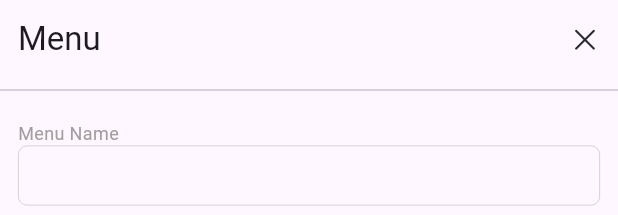
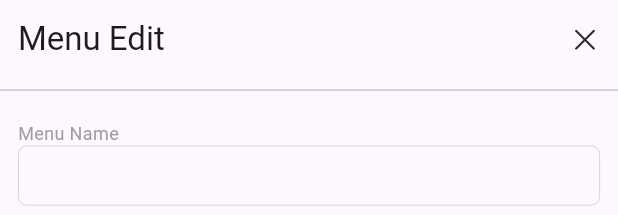
Before and after one commit to Ozberksenn/stock_management, a Flutter app: the FormView widget shown alone on an empty page, opened directly, on a phone screen of 412 x 824 dp. Shown: the top 215 px of the screen. Run offline on Flutter 3.47's test engine with Material 3 defaults, Android fonts, the phone set to English and light mode, and no system bars; drawn by our look-alikes of flutter_form_builder; our stand-ins replace dio, go_router, iconsax; missing offline and left inert: form_builder_extra_fields; network calls fail.

Commit message:
form updated

```diff
--- a/backofficestock/lib/view/form/form_view.dart
+++ b/backofficestock/lib/view/form/form_view.dart
@@ -1,6 +1,7 @@
 import 'package:backofficestock/core/widget/padding.dart';
 import 'package:backofficestock/view/form/form_provider.dart';
 import 'package:backofficestock/view/stock/stock_form/menu_form.dart';
+import 'package:backofficestock/view/stock/stock_provider.dart';
 import 'package:flutter/material.dart';
 import 'package:flutter_form_builder/flutter_form_builder.dart';
 import 'package:provider/provider.dart';
@@ -8,9 +9,17 @@ import 'widgets/form_footer.dart';
 import 'widgets/form_title_widget.dart';
 
 class FormView extends StatelessWidget {
+  final BuildContext dialogContext;
   final String? title;
   final String? route;
-  FormView({super.key, this.title, this.route});
+  final String? apiUrl;
+  FormView({
+    super.key,
+    this.title,
+    this.route,
+    required this.dialogContext,
+    this.apiUrl,
+  });
   final _formKey = GlobalKey<FormBuilderState>();
   @override
   Widget build(BuildContext context) {
@@ -18,11 +27,12 @@ class FormView extends StatelessWidget {
       create: (_) => FormProvider(),
       builder: (context, child) {
         FormProvider formProvider = context.read();
+        StockProvider stockProvider = dialogContext.read<StockProvider>();
         return FormBuilder(
           key: _formKey,
+          initialValue: stockProvider.selectedTab?.toJson() ?? {},
           child: Column(children: [
-            SizedBox(
-              child: Column(
+            Column(
               crossAxisAlignment: CrossAxisAlignment.start,
               children: [
                 FormTitle(title: title),
@@ -31,8 +41,8 @@ class FormView extends StatelessWidget {
                     value: 12.0, child: body(route ?? ''))
               ],
             ),
-            ),
-            FormFooter(onTap: () => formProvider.handleSaveButton(_formKey))
+            FormFooter(
+                onTap: () => formProvider.handleSaveButton(_formKey, apiUrl))
           ]),
         );
       },
--- a/backofficestock/lib/view/form/widgets/form_title_widget.dart
+++ b/backofficestock/lib/view/form/widgets/form_title_widget.dart
@@ -4,12 +4,11 @@ import 'package:go_router/go_router.dart';
 import '../../../product/widgets/custom_icon.dart';
 
 class FormTitle extends StatelessWidget {
+  final String? title;
   const FormTitle({
     super.key,
     required this.title,
   });
-
-  final String? title;
 
   @override
   Widget build(BuildContext context) {
--- a/backofficestock/lib/view/stock/widgets/stock_menu_title.dart
+++ b/backofficestock/lib/view/stock/widgets/stock_menu_title.dart
@@ -39,8 +39,10 @@ class StockMenuTitle extends StatelessWidget {
                     icon: Iconsax.edit,
                     onTap: () => customDialog(context,
                         widget: FormView(
-                          title: "Menu",
+                          apiUrl: "/updateMenu",
+                          dialogContext: context,
                           route: "menu",
+                          title: 'Menu Edit',
                         )),
                   )
                 ]),
```
Also changed, not shown: backofficestock/lib/product/model/menu_model.dart (+14 -0 lines), backofficestock/lib/view/form/form_provider.dart (+16 -1 lines), backofficestock/lib/view/stock/widgets/stock_product_card.dart (+4 -6 lines). Lines whose indentation alone changed are shown as unchanged.
